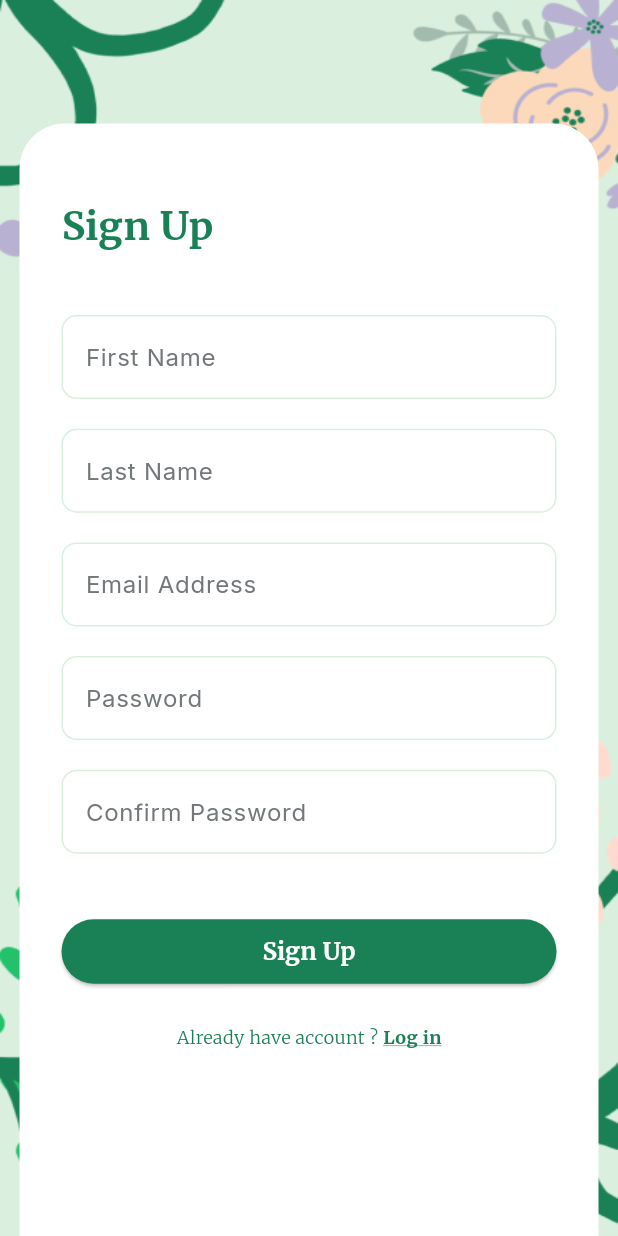
After one commit to hlakhaled/flowerlly_app, a Flutter app: the screen it shows after launch, after a tap on "Log in", after a tap on "Sign up", on a phone screen of 412 x 824 dp. The commit adds this screen. Run offline on Flutter 3.47's test engine with Material 3 defaults, Android fonts, the phone set to English and light mode, and no system bars; our stand-ins replace animated_splash_screen, google_fonts, page_transition.

Commit message:
regestieration screen

```diff
--- /dev/null
+++ b/lib/constants/app_size.dart
@@ -0,0 +1,11 @@
+import 'package:flutter/material.dart';
+
+class AppSize {
+  static  height(BuildContext context) {
+    return MediaQuery.of(context).size.height;
+  }
+
+  static double width(BuildContext context) {
+    return MediaQuery.of(context).size.width;
+  }
+}
--- /dev/null
+++ b/lib/core/utils/common_widgets/custom_button.dart
@@ -0,0 +1,26 @@
+import 'package:flowerlly_app/constants/all_colors.dart';
+import 'package:flowerlly_app/core/utils/styles.dart';
+import 'package:flutter/material.dart';
+
+class CustomButton extends StatelessWidget {
+  const CustomButton({super.key, required this.text,required this.onPressed});
+  final String text;
+ final void Function()? onPressed;
+  @override
+  Widget build(BuildContext context) {
+    return ElevatedButton(
+        onPressed:onPressed,
+        style: ElevatedButton.styleFrom(
+          backgroundColor: AllColors.kGreenColor,
+        ),
+        child: Center(
+          child: Padding(
+            padding: const EdgeInsets.symmetric(vertical: 10),
+            child: Text(
+              text,
+              style: Styles().textStyle16,
+            ),
+          ),
+        ));
+  }
+}
--- /dev/null
+++ b/lib/core/utils/common_widgets/custom_text_field.dart
@@ -0,0 +1,44 @@
+import 'package:flowerlly_app/constants/all_colors.dart';
+import 'package:flowerlly_app/core/utils/styles.dart';
+import 'package:flutter/material.dart';
+
+class CustomTextField extends StatelessWidget {
+  const CustomTextField({
+    super.key,
+    required this.text,
+    required this.controller,
+  });
+
+  final String text;
+  final TextEditingController? controller;
+
+  @override
+  Widget build(BuildContext context) {
+    return TextFormField(
+      cursorColor: AllColors.kGreenColor,
+      validator: (value) {
+        if (value == null || value.isEmpty) {
+          return "Required";
+        }
+        return null;
+      },
+      controller: controller,
+      decoration: InputDecoration(
+        hintText: text,
+        hintStyle: Styles().textStyle16Inter,
+        enabledBorder: outlineInputBorder(),
+        border: outlineInputBorder(),
+        focusedBorder: outlineInputBorder(true),
+      ),
+    );
+  }
+
+  OutlineInputBorder outlineInputBorder([bool isFocus = false]) {
+    return OutlineInputBorder(
+      borderSide: BorderSide(
+        color: isFocus ? AllColors.kGreenColor : AllColors.kLightGreenColor,
+      ),
+      borderRadius: BorderRadius.circular(10),
+    );
+  }
+}
--- /dev/null
+++ b/lib/core/utils/functions/background_image.dart
@@ -0,0 +1,12 @@
+import 'package:flowerlly_app/constants/assets.dart';
+import 'package:flutter/material.dart';
+
+Widget backgroundImage({required Widget child}) {
+  return Container(
+    decoration: const BoxDecoration(
+      image: DecorationImage(
+          image: AssetImage(Assets.assetsImagesBackground), fit: BoxFit.fill),
+    ),
+    child: child,
+  );
+}
--- a/lib/features/login_screen/presentation/login_screen.dart
+++ /dev/null
@@ -1,10 +0,0 @@
-import 'package:flutter/material.dart';
-
-class LoginScreen extends StatelessWidget {
-  const LoginScreen({super.key});
-
-  @override
-  Widget build(BuildContext context) {
-    return Scaffold(backgroundColor: Colors.amberAccent,);
-  }
-}
--- /dev/null
+++ b/lib/features/regesteration/presentation/login_screen.dart
@@ -0,0 +1,14 @@
+import 'package:flowerlly_app/features/regesteration/presentation/widgets/login_screen_body.dart';
+import 'package:flutter/material.dart';
+
+class LoginScreen extends StatelessWidget {
+  const LoginScreen({super.key});
+  static String id = "login";
+  @override
+  Widget build(BuildContext context) {
+    return const Scaffold(
+      resizeToAvoidBottomInset: false,
+      body: SafeArea(child: LoginScreenBody()),
+    );
+  }
+}
--- /dev/null
+++ b/lib/features/regesteration/presentation/signup_screen.dart
@@ -0,0 +1,14 @@
+import 'package:flowerlly_app/features/regesteration/presentation/widgets/signup_body.dart';
+import 'package:flutter/material.dart';
+
+class SignupScreen extends StatelessWidget {
+  const SignupScreen({super.key});
+  static String id = "signup";
+  @override
+  Widget build(BuildContext context) {
+    return const Scaffold(
+      resizeToAvoidBottomInset: false,
+      body: SafeArea(child: SignupBody()),
+    );
+  }
+}
--- /dev/null
+++ b/lib/features/regesteration/presentation/widgets/custom_bottom_sheet.dart
@@ -0,0 +1,121 @@
+import 'package:flowerlly_app/constants/all_colors.dart';
+import 'package:flowerlly_app/constants/app_size.dart';
+import 'package:flowerlly_app/core/utils/common_widgets/custom_button.dart';
+import 'package:flowerlly_app/core/utils/common_widgets/custom_text_field.dart';
+import 'package:flowerlly_app/core/utils/styles.dart';
+import 'package:flowerlly_app/features/regesteration/presentation/signup_screen.dart';
+import 'package:flutter/material.dart';
+
+class CustomBottomSheet extends StatefulWidget {
+  const CustomBottomSheet({super.key});
+
+  @override
+  _CustomBottomSheetState createState() => _CustomBottomSheetState();
+}
+
+class _CustomBottomSheetState extends State<CustomBottomSheet> {
+  double _position = 1.0;
+  final _formKey = GlobalKey<FormState>();
+  late TextEditingController _email;
+  late TextEditingController _password;
+
+  @override
+  void initState() {
+    _email = TextEditingController();
+    _password = TextEditingController();
+    super.initState();
+    Future.delayed(const Duration(milliseconds: 100), () {
+      setState(() {
+        _position = 0.0;
+      });
+    });
+  }
+
+  @override
+  void dispose() {
+    _email.dispose();
+    _password.dispose();
+    super.dispose();
+  }
+
+  @override
+  Widget build(BuildContext context) {
+    return Expanded(
+      child: Padding(
+        padding: const EdgeInsets.symmetric(horizontal: 13),
+        child: AnimatedContainer(
+          width: double.infinity,
+          decoration: const BoxDecoration(
+            color: AllColors.kWhiteColor,
+            borderRadius: BorderRadius.only(
+              topLeft: Radius.circular(30),
+              topRight: Radius.circular(30),
+            ),
+          ),
+          duration: const Duration(milliseconds: 700),
+          curve: Curves.easeInOut,
+          transform: Matrix4.translationValues(
+              0, _position * AppSize.height(context), 0),
+          child: Padding(
+            padding: const EdgeInsets.symmetric(horizontal: 28),
+            child: SingleChildScrollView(
+              child: Form(
+                key: _formKey,
+                child: Column(
+                  crossAxisAlignment: CrossAxisAlignment.start,
+                  children: [
+                    SizedBox(height: AppSize.height(context) * .06),
+                    Text("Log in", style: Styles().textStyle26),
+                    SizedBox(height: AppSize.height(context) * .05),
+                    CustomTextField(
+                      text: "Email Address",
+                      controller: _email,
+                    ),
+                    SizedBox(height: AppSize.height(context) * .024),
+                    CustomTextField(
+                      text: "Password",
+                      controller: _password,
+                    ),
+                    SizedBox(height: AppSize.height(context) * .09),
+                    CustomButton(
+                      text: "Log in",
+                      onPressed: () {
+                        if (_formKey.currentState!.validate()) {}
+                      },
+                    ),
+                    SizedBox(height: AppSize.height(context) * .03),
+                    Row(
+                      mainAxisAlignment: MainAxisAlignment.center,
+                      children: [
+                        Text(
+                          "Don’t have an account ? ",
+                          style: Styles().textStyle12.copyWith(
+                                color: AllColors.kGreenColor,
+                              ),
+                        ),
+                        GestureDetector(
+                          onTap: () {
+                            Navigator.pushNamed(context, SignupScreen.id);
+                          },
+                          child: Text(
+                            "Sign up",
+                            style: Styles().textStyle12.copyWith(
+                                  color: AllColors.kGreenColor,
+                                  fontWeight: FontWeight.bold,
+                                  decoration: TextDecoration.underline,
+                                  decorationColor: AllColors.kGreenColor,
+                                ),
+                          ),
+                        ),
+                      ],
+                    )
+                  ],
+                ),
+              ),
+            ),
+          ),
+        ),
+      ),
+    );
+  }
+}
--- /dev/null
+++ b/lib/features/regesteration/presentation/widgets/login_screen_body.dart
@@ -0,0 +1,33 @@
+import 'package:flowerlly_app/constants/app_size.dart';
+
+import 'package:flowerlly_app/core/utils/functions/background_image.dart';
+import 'package:flowerlly_app/core/utils/styles.dart';
+import 'package:flowerlly_app/features/regesteration/presentation/widgets/custom_bottom_sheet.dart';
+
+import 'package:flutter/material.dart';
+
+class LoginScreenBody extends StatelessWidget {
+  const LoginScreenBody({super.key});
+
+  @override
+  Widget build(BuildContext context) {
+    return backgroundImage(
+        child: Padding(
+      padding: EdgeInsets.only(top: AppSize.height(context) * .14),
+      child: Column(
+        children: [
+          Center(
+            child: Text(
+              "Flowerfly",
+              style: Styles().textStyle36,
+            ),
+          ),
+          SizedBox(
+            height: AppSize.height(context) * .09,
+          ),
+          const CustomBottomSheet()
+        ],
+      ),
+    ));
+  }
+}
--- /dev/null
+++ b/lib/features/regesteration/presentation/widgets/sign_up_custom_bottom_sheet.dart
@@ -0,0 +1,145 @@
+import 'package:flowerlly_app/constants/all_colors.dart';
+import 'package:flowerlly_app/constants/app_size.dart';
+import 'package:flowerlly_app/core/utils/common_widgets/custom_button.dart';
+import 'package:flowerlly_app/core/utils/common_widgets/custom_text_field.dart';
+import 'package:flowerlly_app/core/utils/styles.dart';
+import 'package:flowerlly_app/features/regesteration/presentation/signup_screen.dart';
+import 'package:flutter/material.dart';
+
+class SignUpCustomBottomSheet extends StatefulWidget {
+  const SignUpCustomBottomSheet({super.key});
+
+  @override
+  _SignUpCustomBottomSheetState createState() =>
+      _SignUpCustomBottomSheetState();
+}
+
+class _SignUpCustomBottomSheetState extends State<SignUpCustomBottomSheet> {
+  double _position = 1.0;
+  final _formKey = GlobalKey<FormState>();
+  late TextEditingController _email;
+  late TextEditingController _password;
+  late TextEditingController _firstName;
+  late TextEditingController _lastName;
+  late TextEditingController _confirmPassword;
+  @override
+  void initState() {
+    _email = TextEditingController();
+    _password = TextEditingController();
+    _lastName = TextEditingController();
+    _firstName = TextEditingController();
+    _confirmPassword = TextEditingController();
+    super.initState();
+    Future.delayed(const Duration(milliseconds: 100), () {
+      setState(() {
+        _position = 0.0;
+      });
+    });
+  }
+
+  @override
+  void dispose() {
+    _email.dispose();
+    _password.dispose();
+    super.dispose();
+  }
+
+  @override
+  Widget build(BuildContext context) {
+    return Column(
+      children: [
+        Expanded(
+          child: Padding(
+              padding: EdgeInsets.only(
+                  left: 13, right: 13, top: AppSize.height(context) * .1),
+              child: AnimatedContainer(
+                decoration: const BoxDecoration(
+                  color: AllColors.kWhiteColor,
+                  borderRadius: BorderRadius.only(
+                    topLeft: Radius.circular(30),
+                    topRight: Radius.circular(30),
+                  ),
+                ),
+                duration: const Duration(milliseconds: 700),
+                curve: Curves.easeInOut,
+                transform: Matrix4.translationValues(
+                    0, _position * AppSize.height(context), 0),
+                child: Padding(
+                  padding: const EdgeInsets.symmetric(horizontal: 28),
+                  child: SingleChildScrollView(
+                    child: Form(
+                      key: _formKey,
+                      child: Column(
+                        crossAxisAlignment: CrossAxisAlignment.start,
+                        children: [
+                          SizedBox(height: AppSize.height(context) * .06),
+                          Text("Sign Up", style: Styles().textStyle26),
+                          SizedBox(height: AppSize.height(context) * .05),
+                          CustomTextField(
+                            text: "First Name",
+                            controller: _firstName,
+                          ),
+                          SizedBox(height: AppSize.height(context) * .024),
+                          CustomTextField(
+                            text: "Last Name",
+                            controller: _lastName,
+                          ),
+                          SizedBox(height: AppSize.height(context) * .024),
+                          CustomTextField(
+                            text: "Email Address",
+                            controller: _email,
+                          ),
+                          SizedBox(height: AppSize.height(context) * .024),
+                          CustomTextField(
+                            text: "Password",
+                            controller: _password,
+                          ),
+                          SizedBox(height: AppSize.height(context) * .024),
+                          CustomTextField(
+                            text: "Confirm Password",
+                            controller: _confirmPassword,
+                          ),
+                          SizedBox(height: AppSize.height(context) * .05),
+                          CustomButton(
+                            text: "Sign Up",
+                            onPressed: () {
+                              if (_formKey.currentState!.validate()) {}
+                            },
+                          ),
+                          SizedBox(height: AppSize.height(context) * .03),
+                          Row(
+                            mainAxisAlignment: MainAxisAlignment.center,
+                            children: [
+                              Text(
+                                "Already have account ? ",
+                                style: Styles().textStyle12.copyWith(
+                                      color: AllColors.kGreenColor,
+                                    ),
+                              ),
+                              GestureDetector(
+                                onTap: () {
+                                  Navigator.pop(context);
+                                },
+                                child: Text(
+                                  "Log in",
+                                  style: Styles().textStyle12.copyWith(
+                                        color: AllColors.kGreenColor,
+                                        fontWeight: FontWeight.bold,
+                                        decoration: TextDecoration.underline,
+                                        decorationColor: AllColors.kGreenColor,
+                                      ),
+                                ),
+                              ),
+                            ],
+                          )
+                        ],
+                      ),
+                    ),
+                  ),
+                ),
+              )),
+        ),
+      ],
+    );
+  }
+}
--- /dev/null
+++ b/lib/features/regesteration/presentation/widgets/signup_body.dart
@@ -0,0 +1,14 @@
+
+import 'package:flowerlly_app/core/utils/functions/background_image.dart';
+
+import 'package:flowerlly_app/features/regesteration/presentation/widgets/sign_up_custom_bottom_sheet.dart';
+import 'package:flutter/material.dart';
+
+class SignupBody extends StatelessWidget {
+  const SignupBody({super.key});
+
+  @override
+  Widget build(BuildContext context) {
+    return backgroundImage(child: const SignUpCustomBottomSheet());
+  }
+}
--- a/lib/features/splash_screen/presentation/splash_screen.dart
+++ b/lib/features/splash_screen/presentation/splash_screen.dart
@@ -3,7 +3,7 @@ import 'package:flutter/material.dart';
 
 class SplashScreen extends StatelessWidget {
   const SplashScreen({super.key});
-
+static String id="splash";
   @override
   Widget build(BuildContext context) {
     return const Scaffold(
--- a/lib/features/splash_screen/presentation/widgets/splash_screen_body.dart
+++ b/lib/features/splash_screen/presentation/widgets/splash_screen_body.dart
@@ -1,7 +1,8 @@
 import 'package:animated_splash_screen/animated_splash_screen.dart';
-import 'package:flowerlly_app/constants/assets.dart';
+
+import 'package:flowerlly_app/core/utils/functions/background_image.dart';
 import 'package:flowerlly_app/core/utils/styles.dart';
-import 'package:flowerlly_app/features/login_screen/presentation/login_screen.dart';
+import 'package:flowerlly_app/features/regesteration/presentation/login_screen.dart';
 import 'package:flutter/material.dart';
 import 'package:page_transition/page_transition.dart';
 
@@ -10,12 +11,7 @@ class SplashScreenBody extends StatelessWidget {
 
   @override
   Widget build(BuildContext context) {
-    return Container(
-        decoration: const BoxDecoration(
-          image: DecorationImage(
-              image: AssetImage(Assets.assetsImagesBackground),
-              fit: BoxFit.cover),
-        ),
+    return backgroundImage(
         child: Center(
       child: AnimatedSplashScreen(
         splash: Text(
--- a/lib/main.dart
+++ b/lib/main.dart
@@ -1,3 +1,5 @@
+import 'package:flowerlly_app/features/regesteration/presentation/login_screen.dart';
+import 'package:flowerlly_app/features/regesteration/presentation/signup_screen.dart';
 import 'package:flowerlly_app/features/splash_screen/presentation/splash_screen.dart';
 import 'package:flutter/material.dart';
 
@@ -10,9 +12,14 @@ class MyApp extends StatelessWidget {
 
   @override
   Widget build(BuildContext context) {
-    return const MaterialApp(
-      home: SplashScreen(),
+    return MaterialApp(
       debugShowCheckedModeBanner: false,
+      routes: {
+        SignupScreen.id: (context) => const SignupScreen(),
+        LoginScreen.id: (context) => const LoginScreen(),
+        SplashScreen.id: (context) => const SplashScreen(),
+      },
+      initialRoute: SplashScreen.id,
     );
   }
 }
--- a/pubspec.yaml
+++ b/pubspec.yaml
@@ -33,7 +33,9 @@ dependencies:
   flutter:
     sdk: flutter
   flutter_svg: ^2.0.17
+  go_router: ^14.7.1
   google_fonts: ^6.2.1
+  page_transition: ^2.2.1
 
 dev_dependencies:
   flutter_lints: ^4.0.0
```
Also changed, not shown: pubspec.lock. Lines whose indentation alone changed are shown as unchanged.
